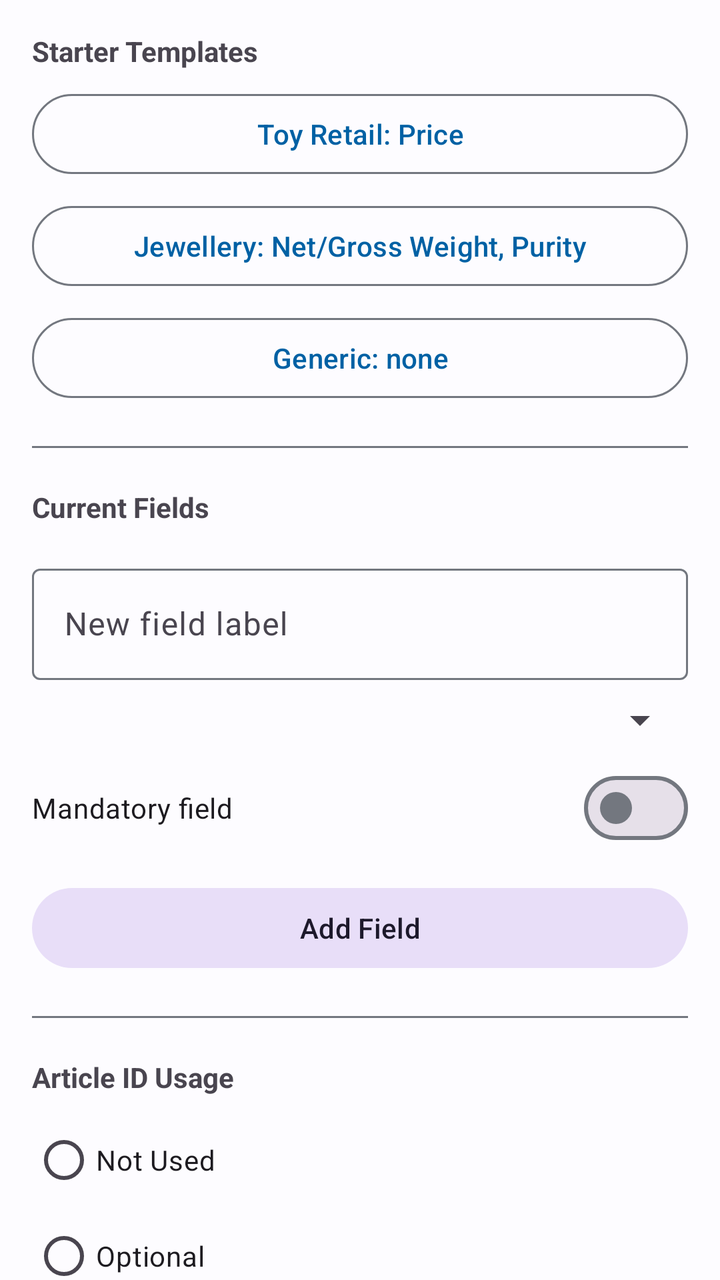
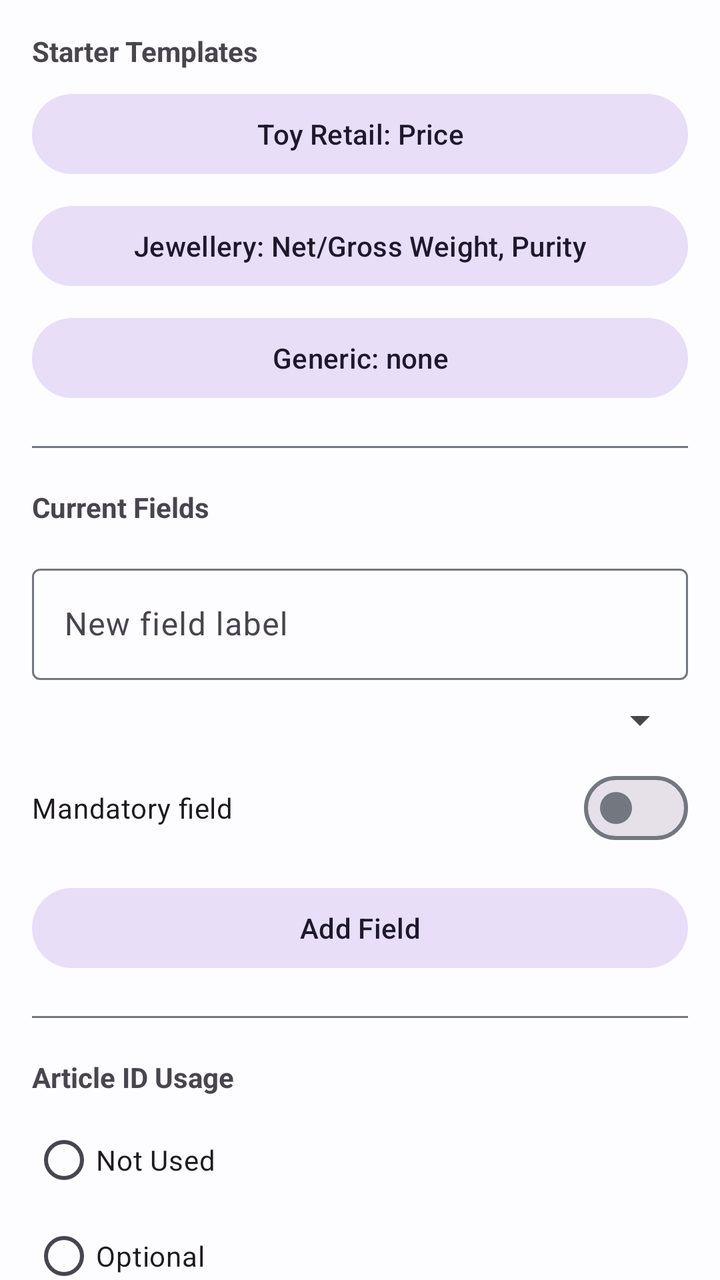

Two renders of the same Android screen: before a commit and after it. Below are the layout's source before the change and the commit's diff.
<!-- AndroidManifest.xml: application theme Theme.StockBuddy -->
<!-- res/layout/fragment_field_config.xml -->
<?xml version="1.0" encoding="utf-8"?>
<androidx.core.widget.NestedScrollView xmlns:android="http://schemas.android.com/apk/res/android"
    xmlns:app="http://schemas.android.com/apk/res-auto"
    android:layout_width="match_parent"
    android:layout_height="match_parent">

    <LinearLayout
        android:layout_width="match_parent"
        android:layout_height="wrap_content"
        android:orientation="vertical"
        android:padding="16dp">

        <TextView
            android:layout_width="match_parent"
            android:layout_height="wrap_content"
            android:text="Starter Templates"
            android:textSize="14sp"
            android:textStyle="bold"
            android:layout_marginBottom="8dp" />

        
        <com.google.android.material.button.MaterialButton
            android:id="@+id/btnTemplateToyRetail"
            style="@style/Widget.Material3.Button.OutlinedButton"
            android:layout_width="match_parent"
            android:layout_height="48dp"
            android:textAllCaps="false"
            android:text="@string/template_toy_retail" />

        <com.google.android.material.button.MaterialButton
            android:id="@+id/btnTemplateJewellery"
            style="@style/Widget.Material3.Button.OutlinedButton"
            android:layout_width="match_parent"
            android:layout_height="48dp"
            android:layout_marginTop="8dp"
            android:textAllCaps="false"
            android:text="@string/template_jewellery" />

        <com.google.android.material.button.MaterialButton
            android:id="@+id/btnTemplateGeneric"
            style="@style/Widget.Material3.Button.OutlinedButton"
            android:layout_width="match_parent"
            android:layout_height="48dp"
            android:layout_marginTop="8dp"
            android:textAllCaps="false"
            android:text="@string/template_generic" />

        <View android:layout_width="match_parent" android:layout_height="1dp" android:background="?attr/colorOutline" android:layout_marginVertical="20dp" />

        <TextView
            android:layout_width="match_parent"
            android:layout_height="wrap_content"
            android:text="Current Fields"
            android:textSize="14sp"
            android:textStyle="bold" />

        <androidx.recyclerview.widget.RecyclerView
            android:id="@+id/recyclerFields"
            android:layout_width="match_parent"
            android:layout_height="wrap_content"
            android:nestedScrollingEnabled="false"
            android:layout_marginTop="4dp" />

        <com.google.android.material.textfield.TextInputLayout
            style="@style/Widget.Material3.TextInputLayout.OutlinedBox"
            android:layout_width="match_parent"
            android:layout_height="wrap_content"
            android:layout_marginTop="12dp"
            android:hint="New field label">
            <com.google.android.material.textfield.TextInputEditText
                android:id="@+id/editNewFieldLabel"
                android:layout_width="match_parent"
                android:layout_height="wrap_content" />
        </com.google.android.material.textfield.TextInputLayout>

        <Spinner
            android:id="@+id/spinnerNewFieldType"
            android:layout_width="match_parent"
            android:layout_height="wrap_content"
            android:layout_marginTop="8dp" />

        <com.google.android.material.materialswitch.MaterialSwitch
            android:id="@+id/switchMandatory"
            android:layout_width="match_parent"
            android:layout_height="wrap_content"
            android:layout_marginTop="8dp"
            android:text="Mandatory field" />

        <com.google.android.material.button.MaterialButton
            android:id="@+id/btnAddField"
            style="@style/Widget.Material3.Button.TonalButton"
            android:layout_width="match_parent"
            android:layout_height="48dp"
            android:layout_marginTop="12dp"
            android:textAllCaps="false"
            android:text="Add Field" />

        <View android:layout_width="match_parent" android:layout_height="1dp" android:background="?attr/colorOutline" android:layout_marginVertical="20dp" />

        <TextView
            android:layout_width="match_parent"
            android:layout_height="wrap_content"
            android:text="@string/article_id_mode_label"
            android:textSize="14sp"
            android:textStyle="bold"
            android:layout_marginBottom="8dp" />

        
        <RadioGroup
            android:id="@+id/radioGroupArticleId"
            android:layout_width="match_parent"
            android:layout_height="wrap_content">

            <RadioButton android:id="@+id/radioNotUsed" android:layout_width="match_parent" android:layout_height="wrap_content"
                android:text="@string/article_id_mode_not_used" />
            <RadioButton android:id="@+id/radioOptional" android:layout_width="match_parent" android:layout_height="wrap_content"
                android:text="@string/article_id_mode_optional" />
            <RadioButton android:id="@+id/radioMandatory" android:layout_width="match_parent" android:layout_height="wrap_content"
                android:text="@string/article_id_mode_mandatory" />
        </RadioGroup>

    </LinearLayout>
</androidx.core.widget.NestedScrollView>
<!-- resources referenced by this layout -->
<resources>
  <string name="article_id_mode_label">Article ID Usage</string>
  <string name="article_id_mode_mandatory">Mandatory</string>
  <string name="article_id_mode_not_used">Not Used</string>
  <string name="article_id_mode_optional">Optional</string>
  <string name="template_generic">Generic: none</string>
  <string name="template_jewellery">Jewellery: Net/Gross Weight, Purity</string>
  <string name="template_toy_retail">Toy Retail: Price</string>
  <style name="Theme.StockBuddy" parent="Theme.Material3.DayNight.NoActionBar">
          <item name="colorPrimary">@color/md_theme_primary</item>
          <item name="colorOnPrimary">@color/md_theme_onPrimary</item>
          <item name="colorPrimaryContainer">@color/md_theme_primaryContainer</item>
          <item name="colorOnPrimaryContainer">@color/md_theme_onPrimaryContainer</item>
          <item name="colorSecondary">@color/md_theme_secondary</item>
          <item name="android:colorBackground">@color/md_theme_background</item>
          <item name="colorOnBackground">@color/md_theme_onBackground</item>
          <item name="colorSurface">@color/md_theme_surface</item>
          <item name="colorOnSurface">@color/md_theme_onSurface</item>
          <item name="colorOutline">@color/md_theme_outline</item>
          <item name="colorError">@color/md_theme_error</item>
          <item name="colorOnError">@color/md_theme_onError</item>
          <item name="android:statusBarColor">@color/md_theme_primary</item>
      </style>
  <color name="md_theme_primary">#0061A4</color>
  <color name="md_theme_onPrimary">#FFFFFF</color>
  <color name="md_theme_primaryContainer">#D1E4FF</color>
  <color name="md_theme_onPrimaryContainer">#001D36</color>
  <color name="md_theme_secondary">#535F70</color>
  <color name="md_theme_background">#FDFCFF</color>
  <color name="md_theme_onBackground">#1A1C1E</color>
  <color name="md_theme_surface">#FDFCFF</color>
  <color name="md_theme_onSurface">#1A1C1E</color>
  <color name="md_theme_outline">#73777F</color>
  <color name="md_theme_error">#BA1A1A</color>
  <color name="md_theme_onError">#FFFFFF</color>
</resources>

<!-- the commit's change to res/layout/fragment_field_config.xml (unified diff, before → after) -->
@@ -21,7 +21,7 @@
         
         <com.google.android.material.button.MaterialButton
             android:id="@+id/btnTemplateToyRetail"
-            style="@style/Widget.Material3.Button.OutlinedButton"
+            style="@style/Widget.Material3.Button.TonalButton"
             android:layout_width="match_parent"
             android:layout_height="48dp"
             android:textAllCaps="false"
@@ -29,7 +29,7 @@
 
         <com.google.android.material.button.MaterialButton
             android:id="@+id/btnTemplateJewellery"
-            style="@style/Widget.Material3.Button.OutlinedButton"
+            style="@style/Widget.Material3.Button.TonalButton"
             android:layout_width="match_parent"
             android:layout_height="48dp"
             android:layout_marginTop="8dp"
@@ -38,7 +38,7 @@
 
         <com.google.android.material.button.MaterialButton
             android:id="@+id/btnTemplateGeneric"
-            style="@style/Widget.Material3.Button.OutlinedButton"
+            style="@style/Widget.Material3.Button.TonalButton"
             android:layout_width="match_parent"
             android:layout_height="48dp"
             android:layout_marginTop="8dp"
